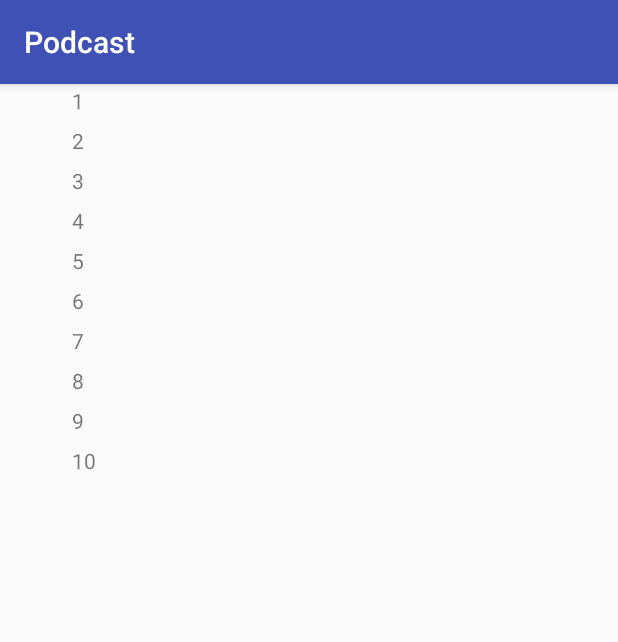
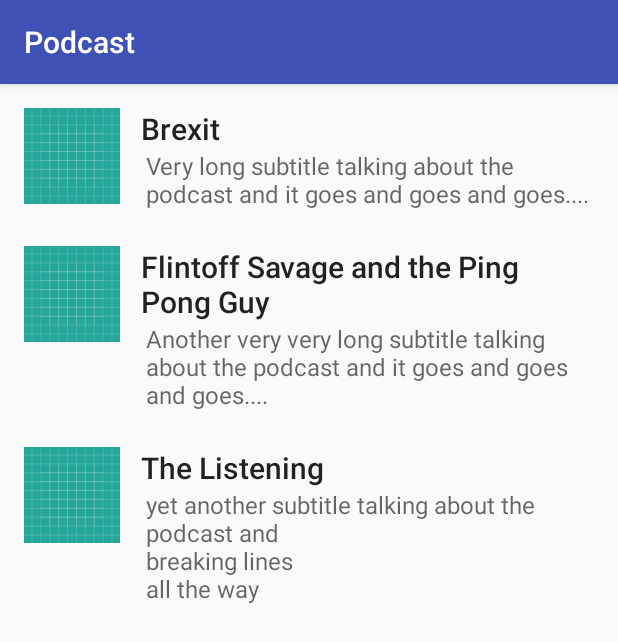
Before and after one commit to leaudro/Podcast, an Android app: the screen it shows after launch (PodcastListActivity), on a phone screen of 412 x 824 dp. Shown: the top 642 px of the screen. Run offline under Robolectric (Android 15) with nearby library versions, the phone set to English and light mode, and no system bars; our stand-ins replace RxJava.

Commit message:
Update data model, interface and data source

```diff
--- a/app/src/main/java/com/leaudro/podcast/PodcastListAdapter.kt
+++ b/app/src/main/java/com/leaudro/podcast/PodcastListAdapter.kt
@@ -9,18 +9,22 @@
 
 class PodcastViewHolder(view: View) : RecyclerView.ViewHolder(view) {
 
-    val textView by lazy { itemView.findViewById<TextView>(android.R.id.text1) }
+    private val titleTextView by lazy { itemView.findViewById<TextView>(R.id.text_title) }
+    private val subtitleTextView by lazy { itemView.findViewById<TextView>(R.id.text_subtitle) }
 
     fun bind(podcast: Podcast, listener: (Podcast) -> Unit) {
-        textView.text = podcast.id
-        itemView.setOnClickListener { listener(podcast) }
+        with (podcast) {
+            titleTextView.text = title
+            subtitleTextView.text = subtitle
+            itemView.setOnClickListener { listener(this) }
+        }
     }
 }
 
-class PodcastListAdapter(private val list: List<Podcast>, val listener: (Podcast) -> Unit) : RecyclerView.Adapter<PodcastViewHolder>() {
+class PodcastListAdapter(private val list: List<Podcast>, private val listener: (Podcast) -> Unit) : RecyclerView.Adapter<PodcastViewHolder>() {
 
     override fun onCreateViewHolder(parent: ViewGroup, viewType: Int): PodcastViewHolder =
-            PodcastViewHolder(parent.inflate(android.R.layout.activity_list_item))
+            PodcastViewHolder(parent.inflate(R.layout.podcast_list_item))
 
     override fun getItemCount(): Int = list.size
 
--- a/app/src/main/java/com/leaudro/podcast/data/FakeDataSource.kt
+++ b/app/src/main/java/com/leaudro/podcast/data/FakeDataSource.kt
@@ -6,15 +6,8 @@
 class FakeDataSource : DataSource {
     override fun fetchPodcastList(): Observable<List<Podcast>> =
             Observable.just(listOf(
-                    Podcast("1"),
-                    Podcast("2"),
-                    Podcast("3"),
-                    Podcast("4"),
-                    Podcast("5"),
-                    Podcast("6"),
-                    Podcast("7"),
-                    Podcast("8"),
-                    Podcast("9"),
-                    Podcast("10")
+                    Podcast(1, "Brexit", "Very long subtitle talking about the podcast and it goes and goes and goes....", emptyList()),
+                    Podcast(2, "Flintoff Savage and the Ping Pong Guy", "Another very very long subtitle talking about the podcast and it goes and goes and goes....", emptyList()),
+                    Podcast(3, "The Listening", "yet another subtitle talking about the podcast and \nbreaking lines \nall the way", emptyList())
             ))
 }
--- a/app/src/main/java/com/leaudro/podcast/data/model/Podcast.kt
+++ b/app/src/main/java/com/leaudro/podcast/data/model/Podcast.kt
@@ -3,7 +3,36 @@
 import android.os.Parcel
 import android.os.Parcelable
 
-data class Podcast(val id: String) : Parcelable {
+data class Podcast(val id: Long,
+                   val title: String,
+                   val subtitle: String,
+                   val episodes: List<Episode>) : Parcelable {
+    constructor(source: Parcel) : this(
+            source.readLong(),
+            source.readString(),
+            source.readString(),
+            source.createTypedArrayList(Episode.CREATOR)
+    )
+
+    override fun describeContents() = 0
+
+    override fun writeToParcel(dest: Parcel, flags: Int) = with(dest) {
+        writeLong(id)
+        writeString(title)
+        writeString(subtitle)
+        writeTypedList(episodes)
+    }
+
+    companion object {
+        @JvmField
+        val CREATOR: Parcelable.Creator<Podcast> = object : Parcelable.Creator<Podcast> {
+            override fun createFromParcel(source: Parcel): Podcast = Podcast(source)
+            override fun newArray(size: Int): Array<Podcast?> = arrayOfNulls(size)
+        }
+    }
+}
+
+data class Episode(val id: String) : Parcelable {
     constructor(source: Parcel) : this(
             source.readString()
     )
@@ -16,9 +45,9 @@
 
     companion object {
         @JvmField
-        val CREATOR: Parcelable.Creator<Podcast> = object : Parcelable.Creator<Podcast> {
-            override fun createFromParcel(source: Parcel): Podcast = Podcast(source)
-            override fun newArray(size: Int): Array<Podcast?> = arrayOfNulls(size)
+        val CREATOR: Parcelable.Creator<Episode> = object : Parcelable.Creator<Episode> {
+            override fun createFromParcel(source: Parcel): Episode = Episode(source)
+            override fun newArray(size: Int): Array<Episode?> = arrayOfNulls(size)
         }
     }
 }
--- /dev/null
+++ b/app/src/main/res/layout/podcast_list_item.xml
@@ -0,0 +1,41 @@
+<?xml version="1.0" encoding="utf-8"?>
+<android.support.constraint.ConstraintLayout xmlns:android="http://schemas.android.com/apk/res/android"
+    xmlns:app="http://schemas.android.com/apk/res-auto"
+    xmlns:tools="http://schemas.android.com/tools"
+    android:layout_width="match_parent"
+    android:layout_height="wrap_content"
+    android:padding="8dp">
+
+    <ImageView
+        android:id="@+id/imageView"
+        android:layout_width="64dp"
+        android:layout_height="64dp"
+        android:layout_marginStart="8dp"
+        android:layout_marginTop="8dp"
+        android:src="@drawable/ic_launcher_background"
+        app:layout_constraintStart_toStartOf="parent"
+        app:layout_constraintTop_toTopOf="parent" />
+
+    <TextView
+        android:id="@+id/text_title"
+        style="@style/Base.TextAppearance.AppCompat.Title"
+        android:layout_width="296dp"
+        android:layout_height="wrap_content"
+        android:layout_marginEnd="8dp"
+        android:layout_marginStart="8dp"
+        app:layout_constraintEnd_toEndOf="parent"
+        app:layout_constraintStart_toEndOf="@+id/imageView"
+        app:layout_constraintTop_toTopOf="@+id/imageView"
+        tools:text="Podcast title" />
+
+    <TextView
+        android:id="@+id/text_subtitle"
+        style="@style/Base.TextAppearance.Widget.AppCompat.Toolbar.Subtitle"
+        android:layout_width="296dp"
+        android:layout_height="wrap_content"
+        android:layout_marginEnd="8dp"
+        app:layout_constraintEnd_toEndOf="parent"
+        app:layout_constraintStart_toStartOf="@+id/text_title"
+        app:layout_constraintTop_toBottomOf="@+id/text_title"
+        tools:text="Subtitle" />
+</android.support.constraint.ConstraintLayout>
```
